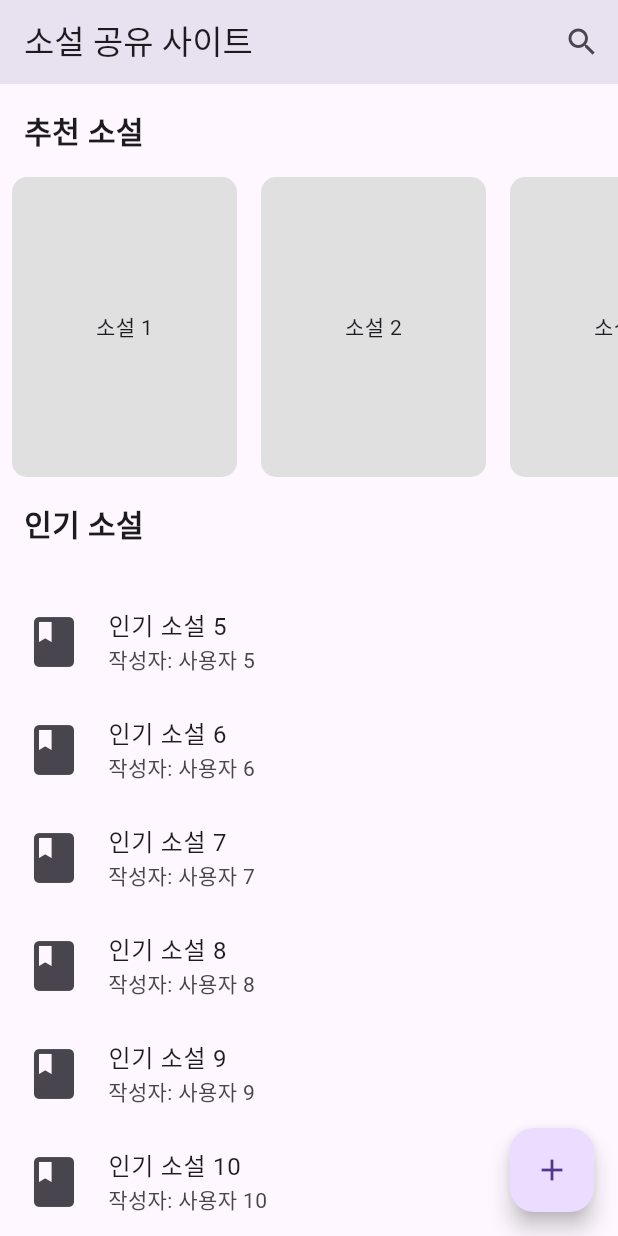
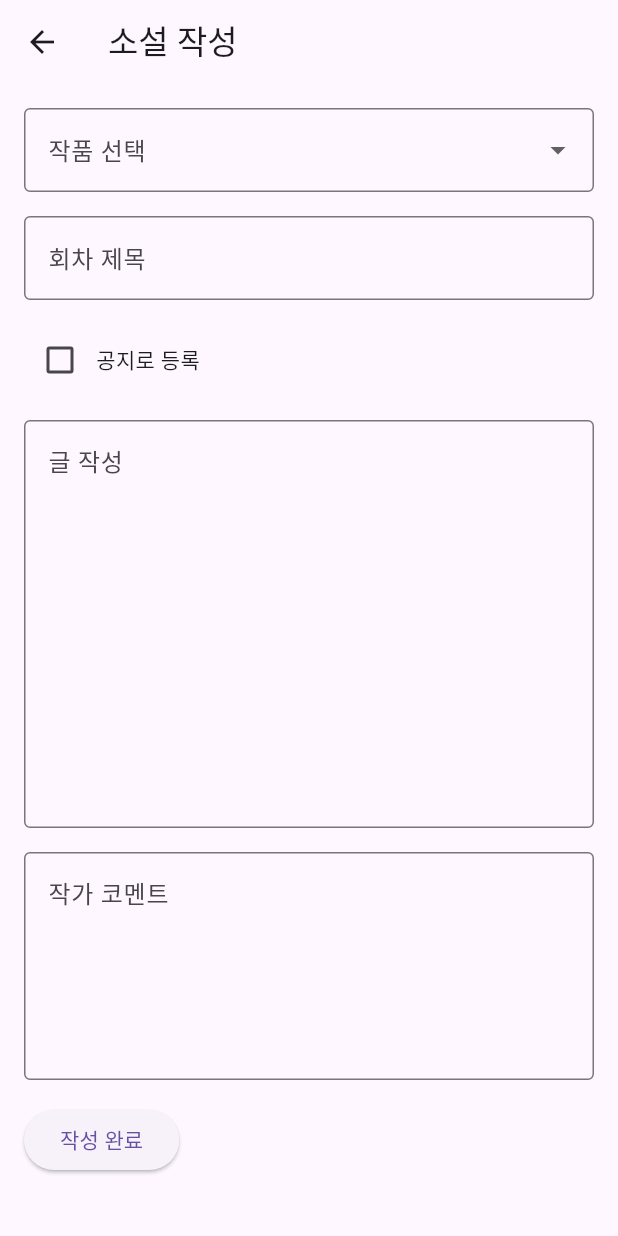
Before and after one commit to 20160553/novel_starter_FE, a Flutter app: the screen it shows after launch, scrolled down 276 dp, after a tap on the "add" icon, on a phone screen of 412 x 824 dp. Run offline on Flutter 3.47's test engine with Material 3 defaults, Android fonts, the phone set to English and light mode, and no system bars.

Commit message:
UI: NovelDetail, NovelReading, NovelWriting

```diff
--- a/lib/main.dart
+++ b/lib/main.dart
@@ -1,4 +1,6 @@
 import 'package:flutter/material.dart';
+import 'package:novel_starter/screens/main_screen.dart';
+import 'package:novel_starter/screens/novel_detail_screen.dart';
 
 void main() {
   runApp(MyApp());
@@ -12,89 +14,7 @@ class MyApp extends StatelessWidget {
       theme: ThemeData(
         primarySwatch: Colors.blue,
       ),
-      home: MainPage(),
+      home: MainScreen(),
     );
   }
 }
-
-class MainPage extends StatelessWidget {
-  @override
-  Widget build(BuildContext context) {
-    return Scaffold(
-      appBar: AppBar(
-        title: Text('소설 공유 사이트'),
-        actions: [
-          IconButton(
-            icon: Icon(Icons.search),
-            onPressed: () {
-              // 검색 기능 구현 예정
-            },
-          ),
-        ],
-      ),
-      body: Column(
-        crossAxisAlignment: CrossAxisAlignment.start,
-        children: [
-          Padding(
-            padding: const EdgeInsets.all(16.0),
-            child: Text(
-              '추천 소설',
-              style: TextStyle(fontSize: 20, fontWeight: FontWeight.bold),
-            ),
-          ),
-          SizedBox(
-            height: 200,
-            child: ListView.builder(
-              scrollDirection: Axis.horizontal,
-              itemCount: 5, // 추천 소설 개수
-              itemBuilder: (context, index) {
-                return Padding(
-                  padding: const EdgeInsets.symmetric(horizontal: 8.0),
-                  child: Container(
-                    width: 150,
-                    decoration: BoxDecoration(
-                      color: Colors.grey[300],
-                      borderRadius: BorderRadius.circular(10),
-                    ),
-                    child: Center(
-                      child: Text('소설 ${index + 1}'),
-                    ),
-                  ),
-                );
-              },
-            ),
-          ),
-          Padding(
-            padding: const EdgeInsets.all(16.0),
-            child: Text(
-              '인기 소설',
-              style: TextStyle(fontSize: 20, fontWeight: FontWeight.bold),
-            ),
-          ),
-          Expanded(
-            child: ListView.builder(
-              itemCount: 10, // 인기 소설 개수
-              itemBuilder: (context, index) {
-                return ListTile(
-                  leading: Icon(Icons.book, size: 40),
-                  title: Text('인기 소설 ${index + 1}'),
-                  subtitle: Text('작성자: 사용자 ${index + 1}'),
-                  onTap: () {
-                    // 소설 상세 페이지로 이동
-                  },
-                );
-              },
-            ),
-          ),
-        ],
-      ),
-      floatingActionButton: FloatingActionButton(
-        onPressed: () {
-          // 소설 작성 페이지로 이동
-        },
-        child: Icon(Icons.add),
-        tooltip: '새 소설 작성',
-      ),
-    );
-  }
-}
--- /dev/null
+++ b/lib/screens/main_screen.dart
@@ -0,0 +1,106 @@
+import 'package:flutter/material.dart';
+import 'package:novel_starter/screens/novel_detail_screen.dart';
+import 'package:novel_starter/screens/novel_writing_screen.dart';
+
+class MainScreen extends StatelessWidget {
+  MainScreen({super.key});
+
+  @override
+  Widget build(BuildContext context) {
+    return Scaffold(
+      appBar: AppBar(
+        title: Text('소설 공유 사이트'),
+        actions: [
+          IconButton(
+            icon: Icon(Icons.search),
+            onPressed: () {
+              // 검색 기능 구현 예정
+            },
+          ),
+        ],
+      ),
+      body: Column(
+        crossAxisAlignment: CrossAxisAlignment.start,
+        children: [
+          Padding(
+            padding: const EdgeInsets.all(16.0),
+            child: Text(
+              '추천 소설',
+              style: TextStyle(fontSize: 20, fontWeight: FontWeight.bold),
+            ),
+          ),
+          SizedBox(
+            height: 200,
+            child: ListView.builder(
+              scrollDirection: Axis.horizontal,
+              itemCount: 5, // 추천 소설 개수
+              itemBuilder: (context, index) {
+                return Padding(
+                  padding: const EdgeInsets.symmetric(horizontal: 8.0),
+                  child: Container(
+                    width: 150,
+                    decoration: BoxDecoration(
+                      color: Colors.grey[300],
+                      borderRadius: BorderRadius.circular(10),
+                    ),
+                    child: Center(
+                      child: Text('소설 ${index + 1}'),
+                    ),
+                  ),
+                );
+              },
+            ),
+          ),
+          Padding(
+            padding: const EdgeInsets.all(16.0),
+            child: Text(
+              '인기 소설',
+              style: TextStyle(fontSize: 20, fontWeight: FontWeight.bold),
+            ),
+          ),
+          Expanded(
+            child: ListView.builder(
+              itemCount: 10, // 인기 소설 개수
+              itemBuilder: (context, index) {
+                return ListTile(
+                  leading: Icon(Icons.book, size: 40),
+                  title: Text('인기 소설 ${index + 1}'),
+                  subtitle: Text('작성자: 사용자 ${index + 1}'),
+                  onTap: () {
+                    Navigator.push(
+                      context,
+                      MaterialPageRoute(
+                        builder: (context) => NovelDetailScreen(
+                          novelTitle: '환상적인 소설',
+                          authorName: '홍길동',
+                          serialCycle: '주 2회 연재',
+                          imageUrl:
+                              'https://static.scientificamerican.com/sciam/cache/file/F766A67E-A8AA-4C90-A929C9AC67075D4B_source.jpg?w=900',
+                          notices: ['공지사항 1', '공지사항 2'],
+                          episodes: ['1화: 시작', '2화: 모험의 서막', '3화: 위기와 기회'],
+                        ),
+                      ),
+                    );
+                  },
+                );
+              },
+            ),
+          ),
+        ],
+      ),
+      floatingActionButton: FloatingActionButton(
+        onPressed: () {
+          // 소설 작성 페이지로 이동
+          Navigator.push(
+            context,
+            MaterialPageRoute(
+              builder: (context) => NovelWritingScreen(),
+            ),
+          );
+        },
+        child: Icon(Icons.add),
+        tooltip: '새 소설 작성',
+      ),
+    );
+  }
+}
--- /dev/null
+++ b/lib/screens/novel_writing_screen.dart
@@ -0,0 +1,92 @@
+import 'package:flutter/material.dart';
+
+class NovelWritingScreen extends StatelessWidget {
+  @override
+  Widget build(BuildContext context) {
+    return Scaffold(
+      appBar: AppBar(
+        title: Text('소설 작성'),
+      ),
+      body: SingleChildScrollView(
+        child: Padding(
+          padding: const EdgeInsets.all(16.0),
+          child: Column(
+            crossAxisAlignment: CrossAxisAlignment.start,
+            children: [
+              // 작품 선택
+              DropdownButtonFormField<String>(
+                decoration: InputDecoration(
+                  labelText: '작품 선택',
+                  border: OutlineInputBorder(),
+                ),
+                items: ['작품 1', '작품 2', '작품 3']
+                    .map((work) => DropdownMenuItem(
+                          value: work,
+                          child: Text(work),
+                        ))
+                    .toList(),
+                onChanged: (value) {
+                  // 작품 선택 로직
+                },
+              ),
+              SizedBox(height: 16),
+
+              // 회차 제목
+              TextField(
+                decoration: InputDecoration(
+                  labelText: '회차 제목',
+                  border: OutlineInputBorder(),
+                ),
+              ),
+              SizedBox(height: 16),
+
+              // 공지로 등록 여부
+              Row(
+                children: [
+                  Checkbox(
+                    value: false,
+                    onChanged: (bool? value) {
+                      // 공지 여부 로직
+                    },
+                  ),
+                  Text('공지로 등록')
+                ],
+              ),
+              SizedBox(height: 16),
+
+              // 글 작성
+              TextField(
+                maxLines: 10,
+                decoration: InputDecoration(
+                  labelText: '글 작성',
+                  border: OutlineInputBorder(),
+                  alignLabelWithHint: true,
+                ),
+              ),
+              SizedBox(height: 16),
+
+              // 작가 코멘트 작성
+              TextField(
+                maxLines: 5,
+                decoration: InputDecoration(
+                  labelText: '작가 코멘트',
+                  border: OutlineInputBorder(),
+                  alignLabelWithHint: true,
+                ),
+              ),
+              SizedBox(height: 16),
+
+              // 제출 버튼
+              ElevatedButton(
+                onPressed: () {
+                  // 제출 로직
+                },
+                child: Text('작성 완료'),
+              ),
+            ],
+          ),
+        ),
+      ),
+    );
+  }
+}
```
Also changed, not shown: lib/screens/novel_detail_screen.dart (added, +117 -0 lines), lib/screens/novel_reading_screen.dart (added, +142 -0 lines).
